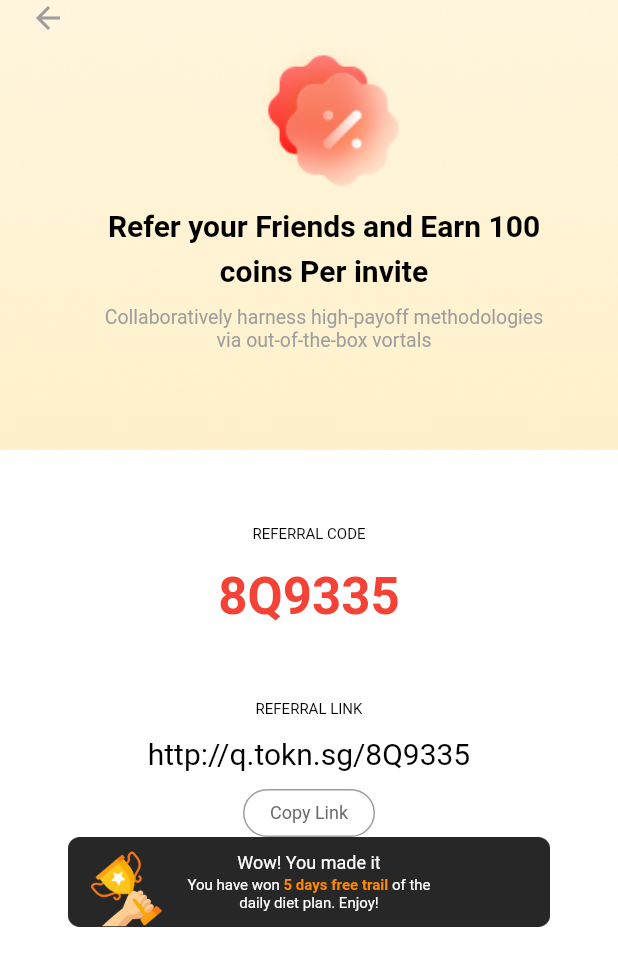
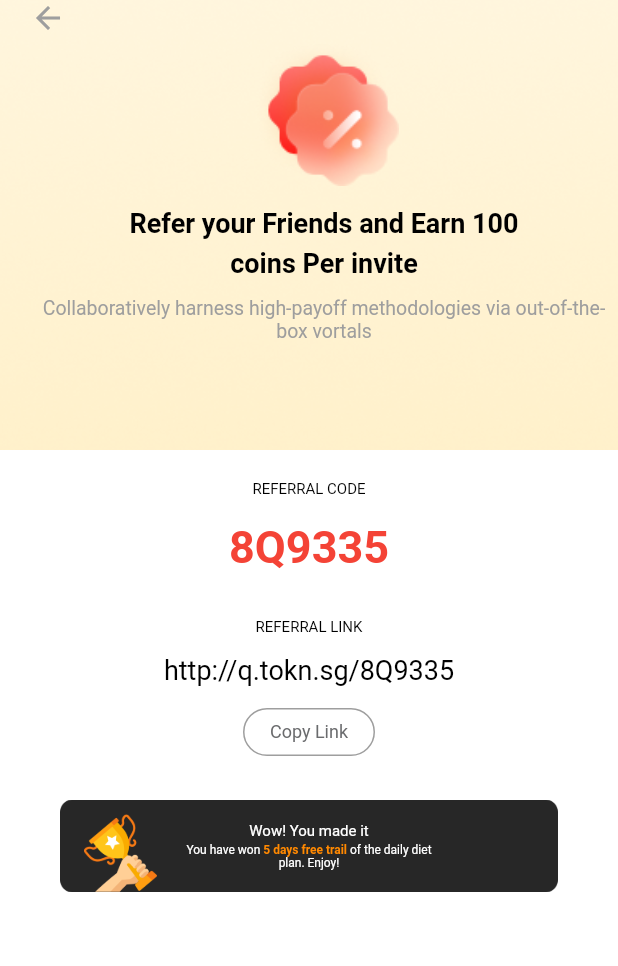
Before and after one commit to naimulNoor/maxxfortune, a Flutter app: the ReferPage screen opened directly, on a phone screen of 412 x 824 dp. Shown: the top 966 px of the screen. Run offline on Flutter 3.47's test engine with Material 2 defaults, Android fonts, the phone set to English and light mode, and no system bars; our stand-ins replace badges, cached_network_image, carousel_slider, confetti, country_code_picker, dio and 14 more; missing offline and left inert: launch_review, webview_flutter_plus; accounts and stored records are empty; project files that could hold a hidden picture were left out.

Commit message:
refer design fix

```diff
--- a/lib/ui/app/info/refer/refer_page.dart
+++ b/lib/ui/app/info/refer/refer_page.dart
@@ -41,19 +41,15 @@ class _FaqViewState extends State<ReferPage> {
       child: Scaffold(
         backgroundColor: Colors.white,
 
-        body: Column(
+        body: SingleChildScrollView (
+          child: Column(
             mainAxisAlignment: MainAxisAlignment.start,
             crossAxisAlignment: CrossAxisAlignment.start,
             children: [
-            Expanded(
-                flex: 0,
-                child: TitleWidget()),
-            Expanded(
-                flex: 1,
-                child:  SingleChildScrollView(
-                  child: Container(
+              TitleWidget(),
+              Container(
                     padding: EdgeInsets.symmetric(horizontal: 40.0),
-                        margin: EdgeInsets.fromLTRB(0, 50, 0, 0),
+                    margin: EdgeInsets.fromLTRB(0, 20, 0, 0),
 
                     child: Column(
                       mainAxisAlignment: MainAxisAlignment.spaceBetween,
@@ -69,10 +65,10 @@ class _FaqViewState extends State<ReferPage> {
                             SizedBox(height: 15,),
                             Text("8Q9335",style: TextStyle(
                                 color: Colors.red,
-                                    fontSize: 34.0,
+                                fontSize: 30.0,
                                 fontWeight: FontWeight.bold
                             ),),
-                                SizedBox(height: 50,),
+                            SizedBox(height: 30,),
                             Text("REFERRAL LINK",style: TextStyle(
                                 fontSize: 10.0,
                                 color: Colors.black
@@ -80,11 +76,11 @@ class _FaqViewState extends State<ReferPage> {
                             ),),
                             SizedBox(height: 12,),
                             Text("http://q.tokn.sg/8Q9335",style: TextStyle(
-                                    fontSize: 20.0,
+                                fontSize: 18.0,
                                 color: Colors.black
 
                             ),),
-                                SizedBox(height: 12,),
+                            SizedBox(height: 15,),
                             Container(
                               height: 32,
                               width: 88,
@@ -98,43 +94,41 @@ class _FaqViewState extends State<ReferPage> {
                             ),
                           ],
                         ),
+                        SizedBox(height: 15.0,),
                         Container(
-                              height: 60,
+                          height: 90,
                           width: 400,
                           decoration: BoxDecoration(
                               image: DecorationImage(
-                                      image:AssetImage("images/refer_price_bg.png",)
+                                  image:AssetImage("images/refer_price_bg.png",),
                               )
                           ),
                           child: Column(
                             crossAxisAlignment: CrossAxisAlignment.center,
                             mainAxisAlignment: MainAxisAlignment.center,
                             children: [
-                                  Text("Wow! You made it",style: TextStyle(color: Colors.white,fontSize: 12.0),),
+                              Text("Wow! You made it",style: TextStyle(color: Colors.white,fontSize: 10.0),),
                               SizedBox(height: 2,),
                               Container(
                                   width: 180,
                                   child: Text.rich(
                                     TextSpan(
                                       children: [
-                                            TextSpan(text: 'You have won ',style: TextStyle(fontSize: 10,color: Colors.white,)),
-                                            TextSpan(text: '5 days free trail', style: TextStyle(color:Color(0xffFF8800),fontSize: 10,fontWeight: FontWeight.bold),),
-                                            TextSpan(text: ' of the daily diet plan. Enjoy!',style:TextStyle(fontSize: 10,color: Colors.white,), ),
+                                        TextSpan(text: 'You have won ',style: TextStyle(fontSize: 8,color: Colors.white,)),
+                                        TextSpan(text: '5 days free trail', style: TextStyle(color:Color(0xffFF8800),fontSize: 8,fontWeight: FontWeight.bold),),
+                                        TextSpan(text: ' of the daily diet plan. Enjoy!',style:TextStyle(fontSize: 8,color: Colors.white,), ),
                                       ],
                                     ),
                                     textAlign: TextAlign.center,
                                   ),)
-
                             ],
                           ),
                         )
-
                       ],
                     )
-                    ),
-                ),
                 )
             ],
+          ),
         ),
       ),
     );
@@ -189,16 +183,14 @@ class TitleWidget extends StatelessWidget {
                               textAlign: TextAlign.center,
                               style: TextStyle(
                                 color: Colors.black,
-                                  fontSize: 20.0,
+                                  fontSize: 18.0,
                                   height: 1.5,
                                 fontWeight: FontWeight.bold
                               ),
                             ),
                           ),
                           SizedBox(height: 10.0,),
-                          Container(
-                            width: 300,
-                            child: Text(
+                          Text(
                             "Collaboratively harness high-payoff methodologies via out-of-the-box vortals",
                             textAlign: TextAlign.center,
                             style: TextStyle(
@@ -206,7 +198,6 @@ class TitleWidget extends StatelessWidget {
                                 color: Colors.grey
                             ),
                           ),
-                          )
                         ],
                       ),
                     ),
```
Also changed, not shown: lib/ui/app/news/news_details.dart (+0 -8 lines). Lines whose indentation alone changed are shown as unchanged.
